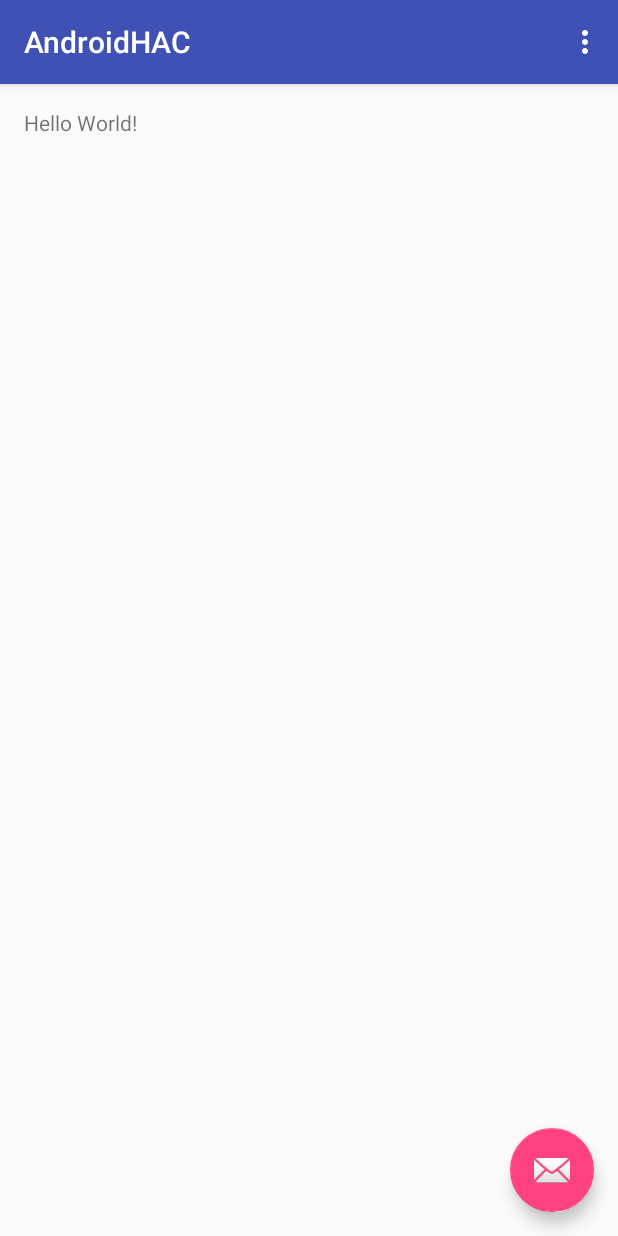
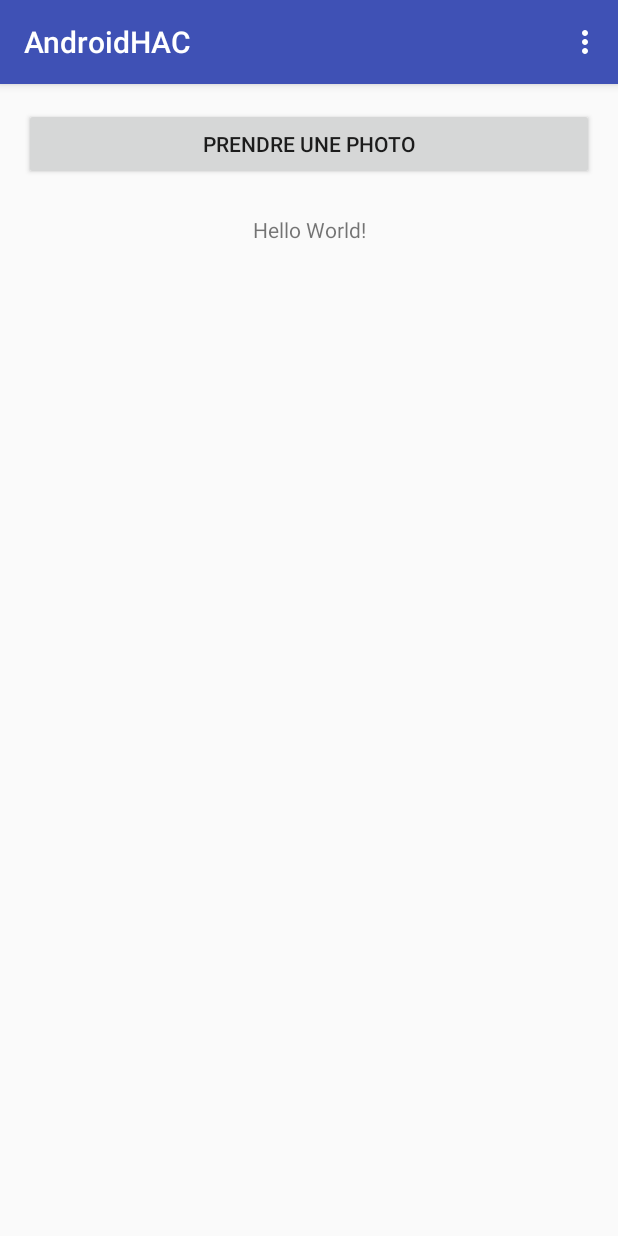
Before and after one commit to Oxynos/AndroidHAC, an Android app: the screen it shows after launch (MainActivity), on a phone screen of 412 x 824 dp. Run offline under Robolectric (Android 15) with nearby library versions, the phone set to English and light mode, and no system bars.

Commit message:
second commit

```diff
--- a/app/src/main/java/com/m2dl/androidhac/MainActivity.java
+++ b/app/src/main/java/com/m2dl/androidhac/MainActivity.java
@@ -1,6 +1,12 @@
 package com.m2dl.androidhac;
 
+import android.content.Intent;
+import android.graphics.Bitmap;
+import android.net.Uri;
 import android.os.Bundle;
+import android.os.Environment;
+import android.os.Handler;
+import android.provider.MediaStore;
 import android.support.design.widget.FloatingActionButton;
 import android.support.design.widget.Snackbar;
 import android.support.v7.app.AppCompatActivity;
@@ -8,24 +14,87 @@ import android.support.v7.widget.Toolbar;
 import android.view.View;
 import android.view.Menu;
 import android.view.MenuItem;
+import android.widget.Button;
+import android.widget.ImageView;
+import android.widget.RelativeLayout;
+import android.widget.TextView;
+import android.widget.Toast;
+
+import java.io.File;
 
 public class MainActivity extends AppCompatActivity {
+    User user;
+
+    private TextView tv1;
+    private Button btnPhoto;
+    private ImageView ivPhoto;
+
+    private Uri imageUri;
+    private static final int CAPTURE_IMAGE_ACTIVITY_REQUEST_CODE = 100;
 
     @Override
     protected void onCreate(Bundle savedInstanceState) {
         super.onCreate(savedInstanceState);
         setContentView(R.layout.activity_main);
+
+        // Barre de menu
         Toolbar toolbar = (Toolbar) findViewById(R.id.toolbar);
         setSupportActionBar(toolbar);
 
-        FloatingActionButton fab = (FloatingActionButton) findViewById(R.id.fab);
+        user = new User("pseudo_utilisateur");
+
+        btnPhoto = (Button) findViewById(R.id.btnPhoto);
+        ivPhoto = (ImageView) findViewById(R.id.ivPhoto);
+
+
+        // Bouton en bas à droite
+        /*FloatingActionButton fab = (FloatingActionButton) findViewById(R.id.fab);
         fab.setOnClickListener(new View.OnClickListener() {
             @Override
             public void onClick(View view) {
                 Snackbar.make(view, "Replace with your own action", Snackbar.LENGTH_LONG)
                         .setAction("Action", null).show();
             }
-        });
+        });*/
+    }
+
+    static final int REQUEST_IMAGE_CAPTURE = 1;
+
+    private void dispatchTakePictureIntent() {
+        Intent takePictureIntent = new Intent(MediaStore.ACTION_IMAGE_CAPTURE);
+        if (takePictureIntent.resolveActivity(getPackageManager()) != null) {
+            startActivityForResult(takePictureIntent, REQUEST_IMAGE_CAPTURE);
+        }
+    }
+
+    public void takePhoto(View view) {
+        //Création d'un intent
+        Intent intent = new Intent(MediaStore.ACTION_IMAGE_CAPTURE);
+        if (intent.resolveActivity(getPackageManager()) != null) {
+            startActivityForResult(intent, REQUEST_IMAGE_CAPTURE);
+
+            //Création du fichier image
+            File photo = new File(Environment.getExternalStorageDirectory(),  "capture.jpg");
+            intent.putExtra(MediaStore.EXTRA_OUTPUT,
+                    Uri.fromFile(photo));
+            imageUri = Uri.fromFile(photo);
+
+            // On fait le lien entre la photo prise et le fichier que l'on vient de créer
+            intent.putExtra(MediaStore.EXTRA_OUTPUT, Uri.fromFile(photo));
+
+            //On lance l'intent
+            startActivityForResult(intent, CAPTURE_IMAGE_ACTIVITY_REQUEST_CODE);
+            Toast.makeText(this, imageUri.toString(), Toast.LENGTH_LONG).show();
+        }
+    }
+
+    @Override
+    protected void onActivityResult(int requestCode, int resultCode, Intent data) {
+        if (requestCode == REQUEST_IMAGE_CAPTURE && resultCode == RESULT_OK) {
+            Bundle extras = data.getExtras();
+            Bitmap imageBitmap = (Bitmap) extras.get("data");
+            ivPhoto.setImageBitmap(imageBitmap);
+        }
     }
 
     @Override
--- /dev/null
+++ b/app/src/main/java/com/m2dl/androidhac/User.java
@@ -0,0 +1,21 @@
+package com.m2dl.androidhac;
+
+/**
+ * Created by cedricrohaut on 1/15/16.
+ */
+public class User {
+    private String pseudo;
+
+    public String getPseudo() {
+        return pseudo;
+    }
+
+    public void setPseudo(String pseudo) {
+        this.pseudo = pseudo;
+    }
+
+    public User(String pseudo) {
+
+        this.pseudo = pseudo;
+    }
+}
--- a/app/src/main/res/layout/activity_main.xml
+++ b/app/src/main/res/layout/activity_main.xml
@@ -23,12 +23,12 @@
 
     <include layout="@layout/content_main" />
 
-    <android.support.design.widget.FloatingActionButton
+    <!--<android.support.design.widget.FloatingActionButton
         android:id="@+id/fab"
         android:layout_width="wrap_content"
         android:layout_height="wrap_content"
         android:layout_gravity="bottom|end"
         android:layout_margin="@dimen/fab_margin"
-        android:src="@android:drawable/ic_dialog_email" />
+        android:src="@android:drawable/ic_menu_camera" />-->
 
 </android.support.design.widget.CoordinatorLayout>
--- a/app/src/main/res/layout/content_main.xml
+++ b/app/src/main/res/layout/content_main.xml
@@ -15,5 +15,35 @@
     <TextView
         android:layout_width="wrap_content"
         android:layout_height="wrap_content"
-        android:text="Hello World!" />
+        android:text="Hello World!"
+        android:id="@+id/textView"
+        android:layout_marginTop="23dp"
+        android:textAlignment="center"
+        android:layout_below="@+id/btnPhoto"
+        android:layout_alignParentLeft="true"
+        android:layout_alignParentStart="true"
+        android:layout_alignParentRight="true"
+        android:layout_alignParentEnd="true" />
+
+    <Button
+        android:layout_width="wrap_content"
+        android:layout_height="wrap_content"
+        android:text="Prendre une photo"
+        android:id="@+id/btnPhoto"
+        android:layout_alignParentTop="true"
+        android:layout_alignParentLeft="true"
+        android:layout_alignParentStart="true"
+        android:layout_alignParentRight="true"
+        android:layout_alignParentEnd="true"
+        android:onClick="takePhoto" />
+
+    <ImageView
+        android:layout_width="wrap_content"
+        android:layout_height="wrap_content"
+        android:id="@+id/ivPhoto"
+        android:layout_below="@+id/textView"
+        android:layout_alignParentLeft="true"
+        android:layout_alignParentStart="true"
+        android:layout_alignParentRight="true"
+        android:layout_alignParentEnd="true" />
 </RelativeLayout>
```
Also changed, not shown: app/src/main/AndroidManifest.xml (+13 -0 lines), app/src/main/java/com/m2dl/androidhac/Photo.java (added, +32 -0 lines), app/src/main/java/com/m2dl/androidhac/Tag.java (added, +21 -0 lines).
